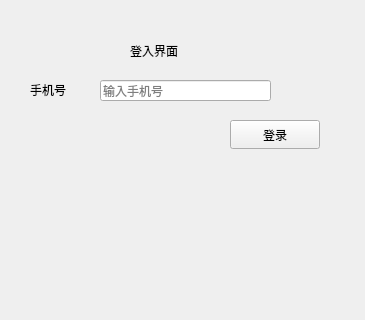
Above: client/mainwindow.ui from justinwills/ChargingPlatform before the change; both pictures show x 0 to 365 and y 0 to 320 of the 365 by 563 pixel window. Below: the same form after it.
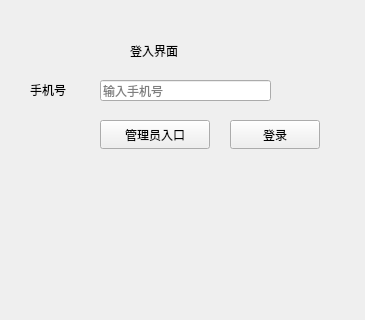
That is the form after the change. The open tabs and pages were chosen to show the change.

Commit message:
Add admin dashboard and server actions
Add administrator login, user management, station and pile management, pile restart, and revenue/status statistics. Integrate the admin window into the updated client.

Diff of the .ui file:
```diff
--- a/client/mainwindow.ui
+++ b/client/mainwindow.ui
@@ -91,6 +91,19 @@
        <string>登录</string>
     </property>
      </widget>
+    <widget class="QPushButton" name="BtnAdmin">
+     <property name="geometry">
+      <rect>
+       <x>100</x>
+       <y>120</y>
+       <width>110</width>
+       <height>29</height>
+      </rect>
+     </property>
+     <property name="text">
+      <string>管理员入口</string>
+     </property>
+    </widget>
     </widget>
     <widget class="QWidget" name="pageHome">
      <widget class="QLabel" name="label_2">
```
The commit also changes 7 other files.
